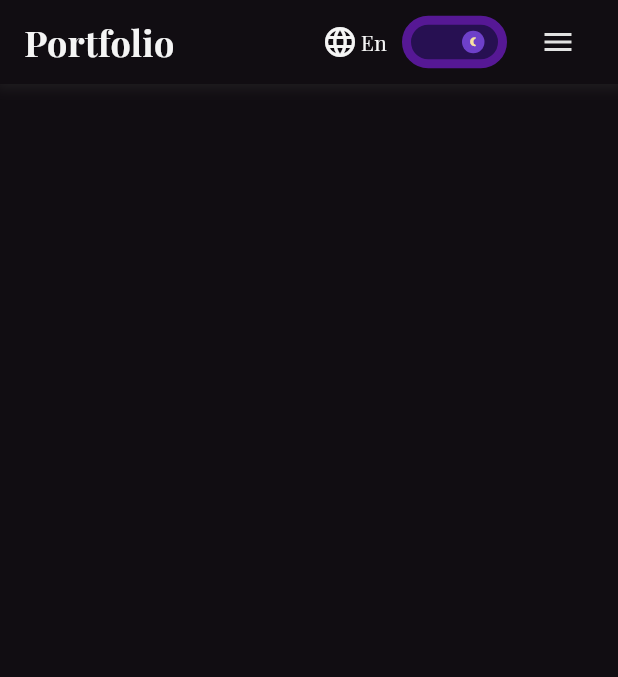
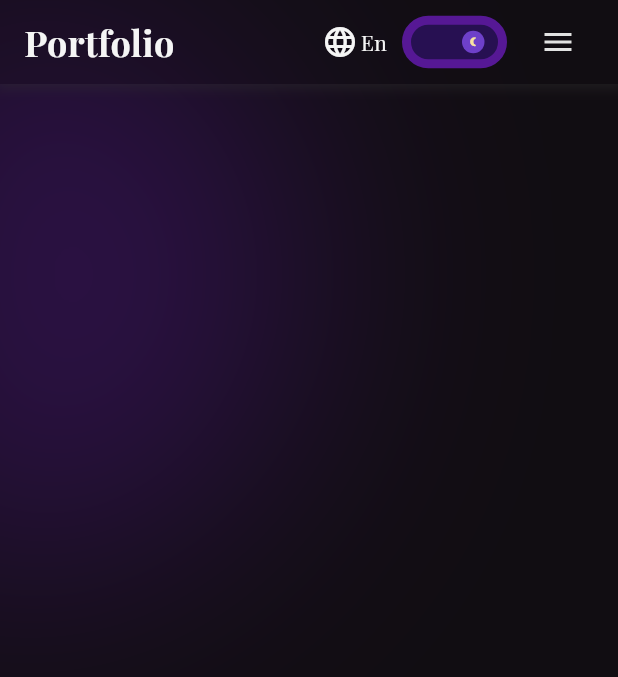
Before and after one commit to massimilianoporzio/flutter-portfolio, a Flutter app: the screen it shows after launch, on a phone screen of 412 x 824 dp. Shown: the top 677 px of the screen. Run offline on Flutter 3.47's test engine with Material 3 defaults, Android fonts, the phone set to English and light mode, and no system bars; drawn by our look-alikes of flutter_switch; our stand-ins replace equatable, flutter_bloc, flutter_riverpod, flutter_svg, gap, hydrated_bloc and 2 more; generated files the repository leaves out were written again.

Commit message:
refactoring e backround

```diff
--- /dev/null
+++ b/lib/features/home/presentation/pages/home_page.dart
@@ -0,0 +1,20 @@
+import 'package:flutter/material.dart';
+import 'package:portfolio/widgets/background_blur.dart';
+import '../../../../widgets/appbar/my_app_bar.dart';
+
+class HomePage extends StatelessWidget {
+  const HomePage({super.key});
+
+  @override
+  Widget build(BuildContext context) {
+    return Scaffold(
+      body: Stack(
+        children: [
+          const BackgroundBlur(),
+          // Other widgets can be added here
+          MyAppBar(),
+        ],
+      ),
+    );
+  }
+}
--- /dev/null
+++ b/lib/features/home/presentation/widgets/hero_widget.dart
@@ -0,0 +1,12 @@
+import 'package:flutter/material.dart';
+
+class HeroWidget extends StatelessWidget {
+  const HeroWidget({super.key});
+
+  @override
+  Widget build(BuildContext context) {
+    return Column(
+      children: [Text('Flutter')],
+    );
+  }
+}
--- a/lib/main.dart
+++ b/lib/main.dart
@@ -8,7 +8,7 @@ import 'package:path_provider/path_provider.dart';
 import 'features/theme/presentation/cubit/theme_cubit.dart';
 import 'features/lang/presentation/cubit/lang_cubit.dart';
 import 'l10n/app_localizations.dart';
-import 'pages/home_page.dart';
+import 'features/home/presentation/pages/home_page.dart';
 import 'theme/app_theme.dart';
 
 Future<void> main() async {
--- a/lib/pages/home_page.dart
+++ /dev/null
@@ -1,11 +0,0 @@
-import 'package:flutter/material.dart';
-import '../widgets/appbar/my_app_bar.dart';
-
-class HomePage extends StatelessWidget {
-  const HomePage({super.key});
-
-  @override
-  Widget build(BuildContext context) {
-    return Scaffold(body: MyAppBar());
-  }
-}
--- a/lib/theme/app_sizes.dart
+++ b/lib/theme/app_sizes.dart
@@ -5,6 +5,7 @@ class Insets {
   static double get md => 12.0;
   static double get lg => 16.0;
   static double get xl => 24.0;
+  static double get xxxl => 80.0;
 }
 
 abstract class AppSizes {
--- /dev/null
+++ b/lib/widgets/background_blur.dart
@@ -0,0 +1,29 @@
+import 'package:flutter/material.dart';
+import 'package:portfolio/common/extensions.dart';
+import 'package:portfolio/theme/app_sizes.dart';
+
+class BackgroundBlur extends StatelessWidget {
+  const BackgroundBlur({super.key});
+
+  @override
+  Widget build(BuildContext context) {
+    return Positioned(
+      left: -(context.width / 4),
+      top: -(context.width / 4) + Insets.xxxl,
+      child: Container(
+        width: context.width / 2,
+        height: context.height / 2,
+        decoration: BoxDecoration(
+          shape: BoxShape.circle,
+          boxShadow: [
+            BoxShadow(
+              color: context.theme.colorScheme.primary.withValues(alpha: 0.4),
+              blurRadius: 200,
+              spreadRadius: 100,
+            ),
+          ],
+        ),
+      ),
+    );
+  }
+}
```
